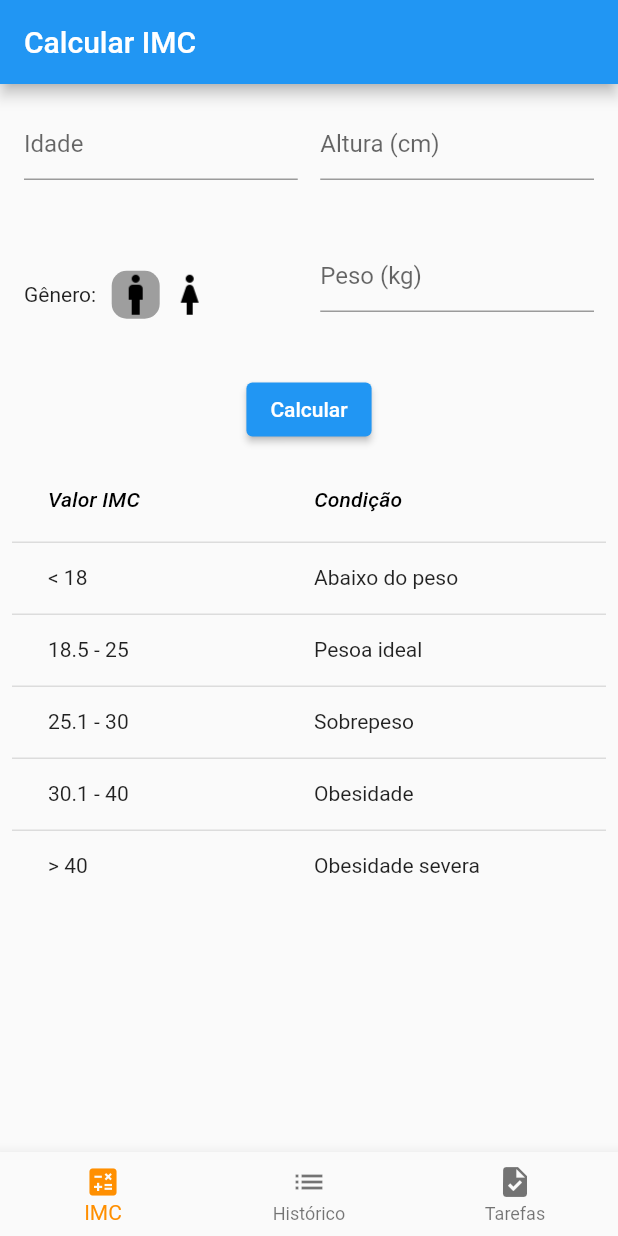
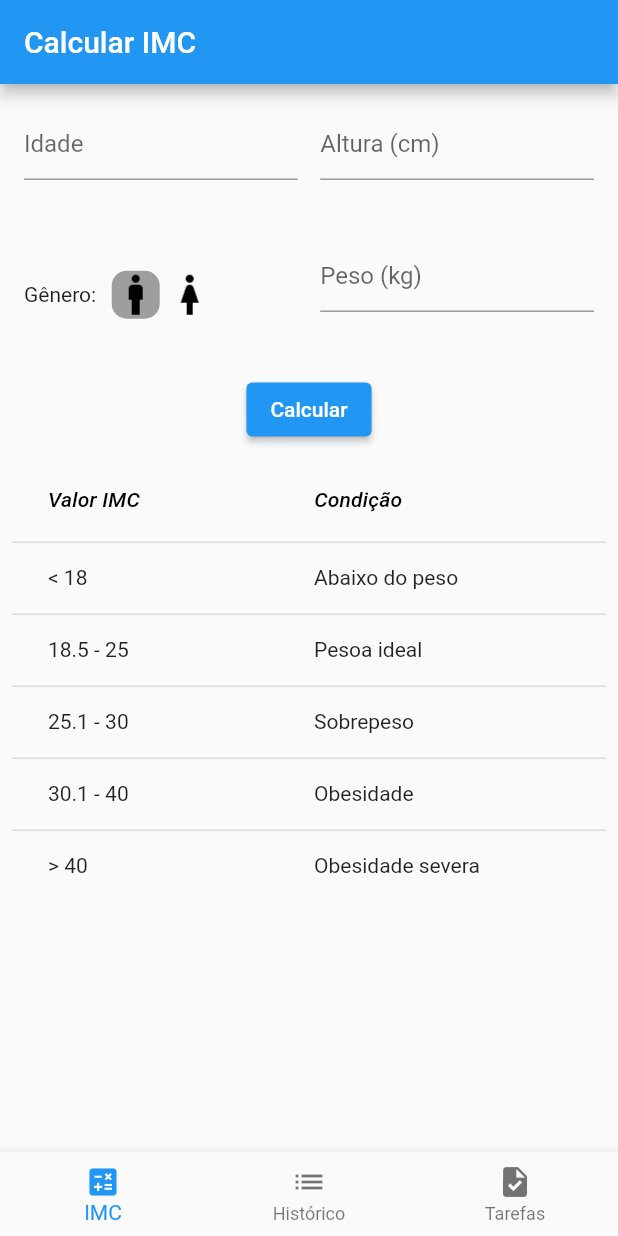
Before and after one commit to FelipeGXavier/projeto-1-flutter, a Flutter app: the screen it shows after launch, on a phone screen of 412 x 824 dp. Run offline on Flutter 3.47's test engine with Material 2 defaults, Android fonts, the phone set to English and light mode, and no system bars; our stand-ins replace sqflite; accounts and stored records are empty.

Commit message:
fix: selected tab on bottom nav

```diff
--- a/lib/app.dart
+++ b/lib/app.dart
@@ -12,7 +12,7 @@ class App extends StatelessWidget {
       routes: {
         '/': (context) => const Splash(),
         '/home': (context) => const ImcCalculator(),
-        '/historic': (context) => const HistoricMeasure()
+        '/historic': (context) => HistoricMeasure()
       },
     );
   }
--- a/lib/widgets/bottomBar.dart
+++ b/lib/widgets/bottomBar.dart
@@ -1,13 +1,24 @@
+// ignore_for_file: must_be_immutable
+
 import 'package:flutter/material.dart';
+import 'package:projeto_1/widgets/historicMeasure.dart';
 
 class BottomNav extends StatefulWidget {
-  const BottomNav({super.key});
+  int _selectedTab = 0;
+
+  BottomNav({super.key, required int selectedTab}) {
+    _selectedTab = selectedTab;
+  }
 
   @override
-  State<BottomNav> createState() => _BottomNavState();
+  // ignore: no_logic_in_create_state
+  State<BottomNav> createState() => _BottomNavState(_selectedTab);
 }
 
 class _BottomNavState extends State<BottomNav> {
+  _BottomNavState(int selectedTab) {
+    _selectedIndex = selectedTab;
+  }
   int _selectedIndex = 0;
   static const TextStyle optionStyle =
       TextStyle(fontSize: 30, fontWeight: FontWeight.bold);
@@ -18,7 +29,11 @@ class _BottomNavState extends State<BottomNav> {
       if (index == 0) {
         Navigator.pushNamed(context, '/home');
       } else if (index == 1) {
-        Navigator.pushNamed(context, '/historic');
+        Navigator.push(
+            context,
+            MaterialPageRoute(
+              builder: (context) => HistoricMeasure(),
+            ));
       }
     });
   }
@@ -41,7 +56,6 @@ class _BottomNavState extends State<BottomNav> {
         ),
       ],
       currentIndex: _selectedIndex,
-      selectedItemColor: Colors.amber[800],
       onTap: _onItemTapped,
     );
   }
--- a/lib/widgets/imcCalculator.dart
+++ b/lib/widgets/imcCalculator.dart
@@ -94,10 +94,12 @@ class _ImcCalculatorState extends State {
                 ),
               ],
             ),
-            const Expanded(
+            Expanded(
               child: Align(
                 alignment: FractionalOffset.bottomCenter,
-                child: BottomNav(),
+                child: BottomNav(
+                  selectedTab: 0,
+                ),
               ),
             ),
           ],
```
Also changed, not shown: lib/services/databaseService.dart (+2 -14 lines), lib/widgets/historicMeasure.dart (+5 -5 lines).
